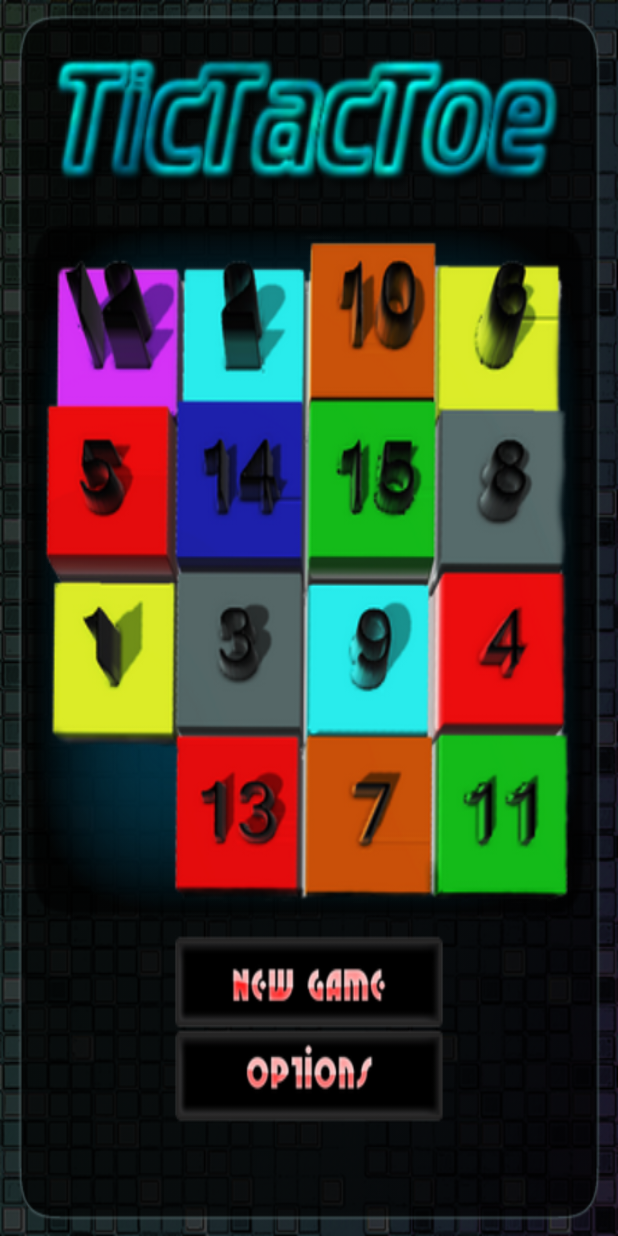
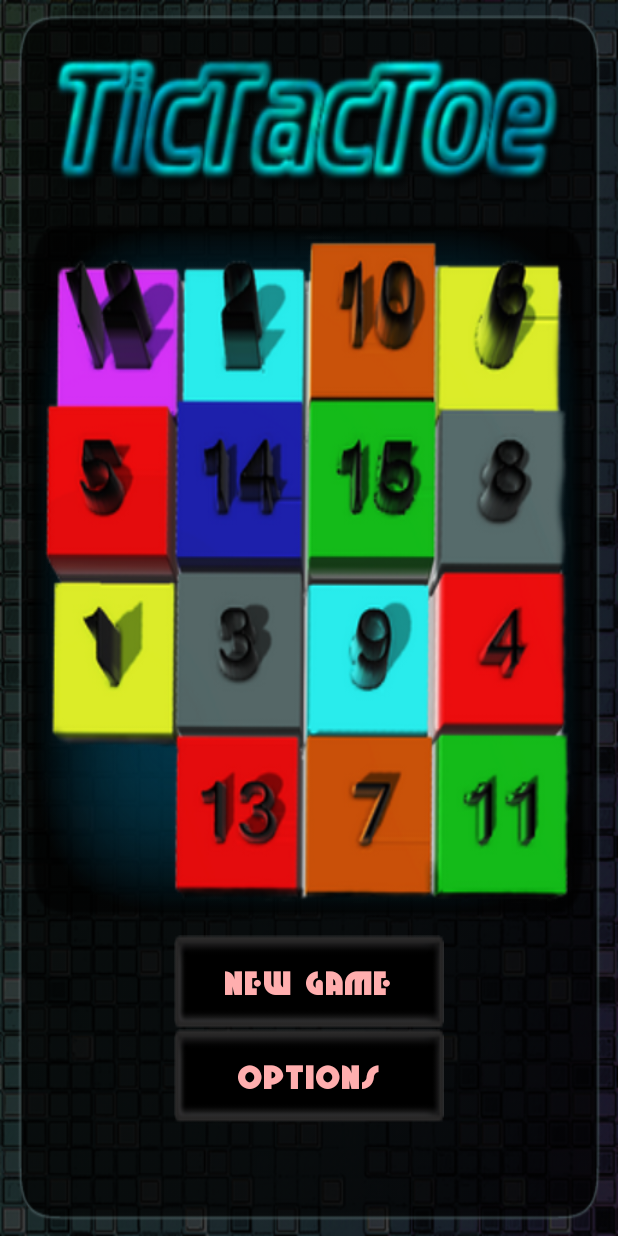
Before and after one commit to AlexKazmirchuk/BarleyBreak, an Android app: the screen it shows after launch (LaunchActivity), on a phone screen of 412 x 824 dp. Run offline under Robolectric (Android 15) with nearby library versions, the light colour scheme and no system bars.

Commit message:
added text values to buttons in main_layout and changed their bg

```diff
--- a/app/src/main/java/com/alexkaz/barleybreak/LaunchActivity.java
+++ b/app/src/main/java/com/alexkaz/barleybreak/LaunchActivity.java
@@ -3,6 +3,7 @@ package com.alexkaz.barleybreak;
 import android.app.Activity;
 import android.content.Intent;
 import android.content.SharedPreferences;
+import android.graphics.Typeface;
 import android.os.Bundle;
 import android.support.v7.app.AppCompatActivity;
 import android.view.View;
@@ -32,12 +33,17 @@ public class LaunchActivity extends AppCompatActivity {
     }
 
     private void initComp(){
+        Typeface neuralTypeFace = Typeface.createFromAsset(getAssets(), "NEURAL2.TTF");
         gameTitle = (FrameLayout)findViewById(R.id.gameTitle);
         gameTitlePicture = (FrameLayout)findViewById(R.id.game_title_picture);
 
         newGame = (Button)findViewById(R.id.newGame);
         options = (Button)findViewById(R.id.options);
         exit = (Button)findViewById(R.id.exit);
+
+        newGame.setTypeface(neuralTypeFace);
+        options.setTypeface(neuralTypeFace);
+        exit.setTypeface(neuralTypeFace);
     }
 
     private void setAnim(){
--- /dev/null
+++ b/app/src/main/res/drawable/launch_btn_selector.xml
@@ -0,0 +1,5 @@
+<?xml version="1.0" encoding="utf-8"?>
+<selector xmlns:android="http://schemas.android.com/apk/res/android">
+    <item android:state_pressed="true" android:drawable="@drawable/launch_btn_bg_pressed"/>
+    <item android:drawable="@drawable/launch_btn_bg"/>
+</selector>
--- a/app/src/main/res/drawable/new_game_selector.xml
+++ /dev/null
@@ -1,5 +0,0 @@
-<?xml version="1.0" encoding="utf-8"?>
-<selector xmlns:android="http://schemas.android.com/apk/res/android">
-    <item android:state_pressed="true" android:drawable="@drawable/new_game_selected"/>
-    <item android:drawable="@drawable/new_game_button"/>
-</selector>
--- a/app/src/main/res/layout/main.xml
+++ b/app/src/main/res/layout/main.xml
@@ -51,16 +51,22 @@
                 android:layout_width="@dimen/button_width"
                 android:layout_height="fill_parent"
                 android:layout_gravity="center_horizontal"
-                    android:background="@drawable/new_game_selector"
                 android:onClick="startGame"
                 android:layout_weight="1"
+                android:background="@drawable/launch_btn_selector"
+                android:text="@string/new_game_btn_text"
+                android:textColor="#ffaeae"
+                android:textSize="22sp"
                 android:id="@+id/newGame"/>
             <Button
                 android:layout_width="@dimen/button_width"
 
                 android:layout_height="fill_parent"
                 android:layout_gravity="center_horizontal"
-                    android:background="@drawable/options_selector"
+                android:background="@drawable/launch_btn_selector"
+                android:text="@string/options_btn_text"
+                android:textColor="#ffaeae"
+                android:textSize="22sp"
                 android:id="@+id/options"
                 android:layout_weight="1"
                 android:onClick="startOptions"/>
@@ -68,7 +74,10 @@
                 android:layout_width="@dimen/button_width"
                 android:layout_height="fill_parent"
                 android:layout_gravity="center_horizontal"
-                    android:background="@drawable/exit_selector"
+                android:background="@drawable/launch_btn_selector"
+                android:text="@string/exit_btn_text"
+                android:textColor="#ffaeae"
+                android:textSize="22sp"
                 android:id="@+id/exit"
                 android:layout_weight="1"
                 android:layout_marginBottom="@dimen/exit_btn_margin_bottom"
--- a/app/src/main/res/values/strings.xml
+++ b/app/src/main/res/values/strings.xml
@@ -17,4 +17,7 @@
     <string name="difficulty_low">Difficulty: low</string>
     <string name="sound_off">Sound: off</string>
     <string name="sound_on">Sound: on</string>
+    <string name="new_game_btn_text">NEW GAME</string>
+    <string name="options_btn_text">OPTIONS</string>
+    <string name="exit_btn_text">EXIT</string>
 </resources>
```
Also changed, not shown: app/src/main/assets/NEURAL2.TTF (added), app/src/main/res/drawable/launch_btn_bg.png (added), app/src/main/res/drawable/launch_btn_bg_pressed.png (added). Lines whose indentation alone changed are shown as unchanged.
